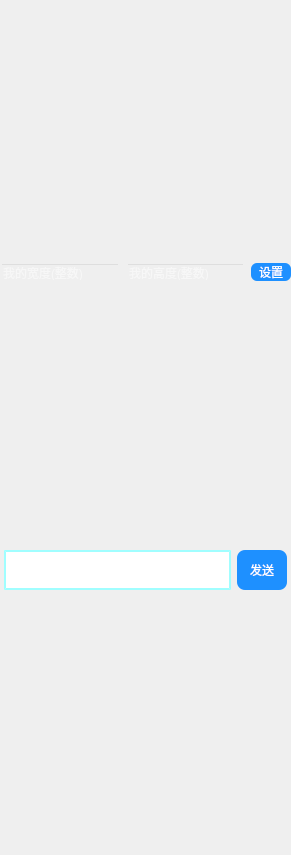
First picture: the form in client/danmuweight.ui, repository yielde/bilibili-mac, before the edit.
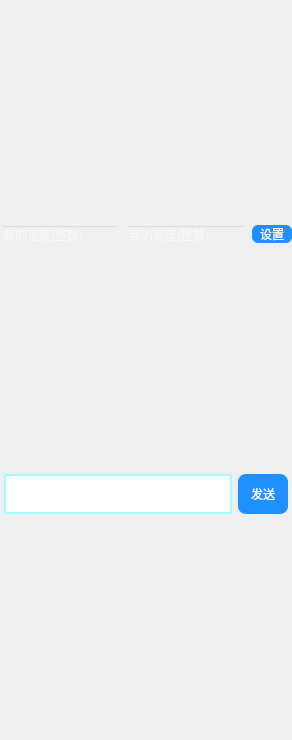
Second picture: the form after the edit.

Diff of the .ui file:
```diff
--- a/client/danmuweight.ui
+++ b/client/danmuweight.ui
@@ -6,8 +6,8 @@
    <rect>
     <x>0</x>
     <y>0</y>
-    <width>291</width>
-    <height>855</height>
+    <width>292</width>
+    <height>740</height>
    </rect>
   </property>
   <property name="sizePolicy">
```
